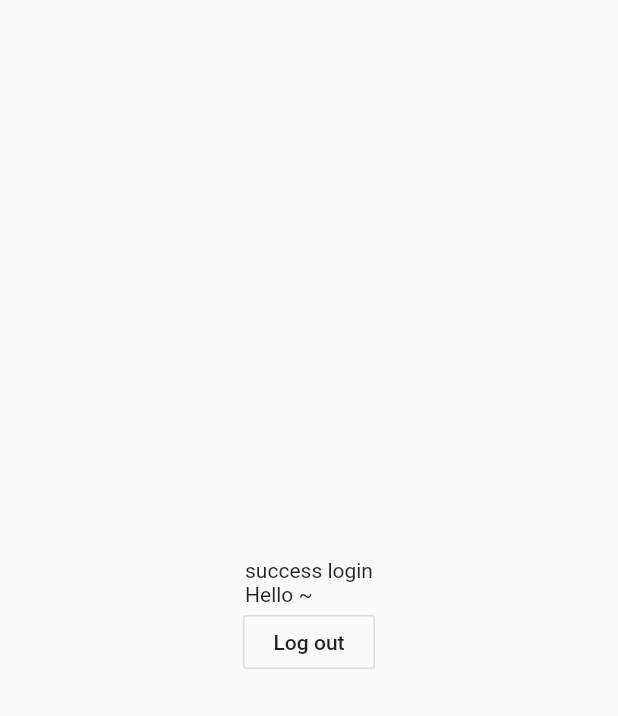
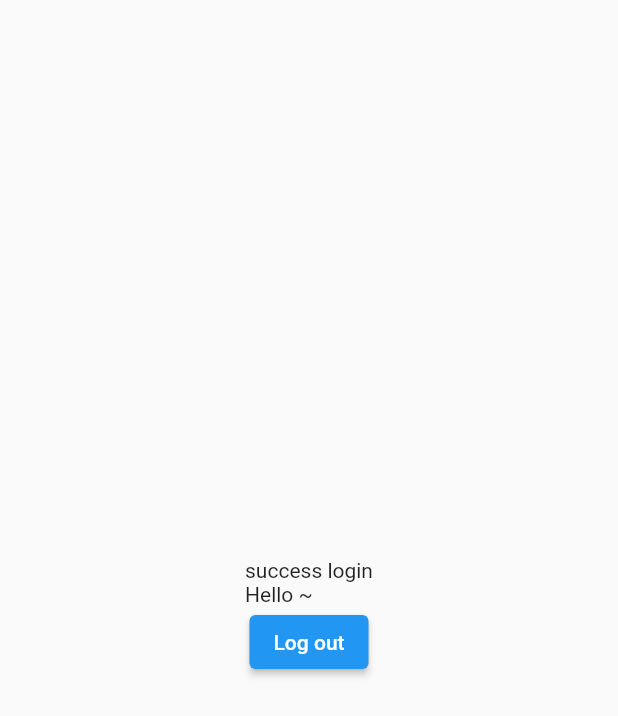
Before and after one commit to harangcorp/harang-flutter, a Flutter app: the screen it shows once a user with an empty profile is signed in, after a tap on "Log out", on a phone screen of 412 x 824 dp. Shown: the top 716 px of the screen. Run offline on Flutter 3.47's test engine with Material 2 defaults, Android fonts, the phone set to English and light mode, and no system bars; our stand-ins replace dio, firebase_auth, firebase_core, flutter_svg, get, google_sign_in; accounts and stored records are empty.

Commit message:
Fix: project structure

```diff
--- a/lib/main.dart
+++ b/lib/main.dart
@@ -1,7 +1,7 @@
 import 'package:flutter/material.dart';
 import 'package:get/get.dart';
-import 'package:harang/app.dart';
-import 'server.dart';
+import 'file:///C:/Users/225wh/Documents/workspace/flutter/harang/lib/src/app.dart';
+import 'src/controller/api_controller_nuri.dart';
 void main() {
   runApp(MyApp());
 }
--- a/lib/pages/login.dart
+++ /dev/null
@@ -1,38 +0,0 @@
-import 'package:firebase_auth/firebase_auth.dart';
-import 'package:flutter/material.dart';
-import 'package:google_sign_in/google_sign_in.dart';
-
-class LoginPage extends StatelessWidget {
-
-
-  Future<UserCredential> signInWithGoogle() async {
-    // Trigger the authentication flow
-    final GoogleSignInAccount googleUser = await GoogleSignIn().signIn();
-
-    // Obtain the auth details from the request
-    final GoogleSignInAuthentication googleAuth = await googleUser.authentication;
-
-    // Create a new credential
-    final credential = GoogleAuthProvider.credential(
-      accessToken: googleAuth.accessToken,
-      idToken: googleAuth.idToken,
-    );
-
-    // Once signed in, return the UserCredential
-    return await FirebaseAuth.instance.signInWithCredential(credential);
-  }
-
-  @override
-  Widget build(BuildContext context) {
-    return Scaffold(
-      body: Center(
-        child: Column(
-          mainAxisAlignment: MainAxisAlignment.center,
-          children: [
-            TextButton(onPressed: signInWithGoogle , child: Text("Google Login"),)
-          ],
-        ),
-      ),
-    );
-  }
-}
--- a/lib/app.dart
+++ b/lib/src/app.dart
@@ -1,6 +1,6 @@
 import 'package:firebase_core/firebase_core.dart';
 import 'package:flutter/material.dart';
-import 'package:harang/pages/home.dart';
+import 'package:harang/src/pages/home.dart';
 
 class App extends StatelessWidget {
   @override
--- a/lib/server.dart
+++ b/lib/src/controller/api_controller_nuri.dart
@@ -1,7 +1,7 @@
 import 'dart:convert';
-
 import 'package:dio/dio.dart';
 import 'package:get/get_rx/get_rx.dart';
+
 const _API_PREFIX = 'https://suth1jsg3l.execute-api.ap-northeast-2.amazonaws.com/production/run';
 
 const _test_code = '꾸러미 "유용한 함수들.nuri"\n동사 [ㄱ]을 [ㄴ]으로 나누다: [ㄱ] / [ㄴ]\n10을 5로 나누고 보여주다';
--- a/lib/pages/home.dart
+++ b/lib/src/pages/home.dart
@@ -1,7 +1,7 @@
 import 'package:firebase_auth/firebase_auth.dart';
 import 'package:firebase_core/firebase_core.dart';
 import 'package:flutter/material.dart';
-import 'package:harang/pages/login.dart';
+import 'package:harang/src/pages/login.dart';
 
 //로그인 상태 확인 페이지
 
@@ -19,7 +19,7 @@ class Home extends StatelessWidget {
               mainAxisAlignment: MainAxisAlignment.center,
               children: [
                 Text("success login\nHello ~ ${snapshot.data.displayName}"),
-                OutlineButton(onPressed: FirebaseAuth.instance.signOut ,child: Text("Log out"),)
+                ElevatedButton(onPressed: FirebaseAuth.instance.signOut ,child: Text("Log out"),)
               ],
             ));
           }
--- /dev/null
+++ b/lib/src/pages/login.dart
@@ -0,0 +1,86 @@
+import 'package:firebase_auth/firebase_auth.dart';
+import 'package:flutter/material.dart';
+import 'package:get/get.dart';
+import 'package:google_sign_in/google_sign_in.dart';
+import 'package:flutter_svg/svg.dart';
+
+class LoginPage extends StatelessWidget {
+
+  Future<UserCredential> _signInWithGoogle() async {
+    // Trigger the authentication flow
+    final GoogleSignInAccount googleUser = await GoogleSignIn().signIn();
+
+    // Obtain the auth details from the request
+    final GoogleSignInAuthentication googleAuth = await googleUser.authentication;
+
+    // Create a new credential
+    final credential = GoogleAuthProvider.credential(
+      accessToken: googleAuth.accessToken,
+      idToken: googleAuth.idToken,
+    );
+
+    // Once signed in, return the UserCredential
+    return await FirebaseAuth.instance.signInWithCredential(credential);
+  }
+
+  @override
+  Widget build(BuildContext context) {
+    final _height = MediaQuery.of(context).size.height;
+    final _width = MediaQuery.of(context).size.width;
+    return Scaffold(
+      body: Center(
+        child: Column(
+          mainAxisAlignment: MainAxisAlignment.spaceBetween,
+          children: [
+            Container(
+              height: _height * 0.3,
+              width: double.infinity,
+              decoration: BoxDecoration(
+                gradient: LinearGradient(
+                  begin: Alignment.topLeft,
+                  end: Alignment(1,1.2), // 10% of the width, so there are ten blinds.
+                  stops: [0.1, 0.2, 0.4, 0.6, 0.8, 2],
+                  colors: const <Color>[Color(0xff9896F1), Color(0xffBE99F4),Color(0xffD59BF6),Color(0xffE2A7F3),Color(0xffEDB1F1),Color(0xffEDD5EF)], // red to yellow
+                  tileMode: TileMode.decal, // repeats the gradient over the canvas
+                )
+              ),
+              child: Stack(
+                children: [
+                  Positioned(
+                      child: Image.asset('assets/images/login_man.png', width: _width* 0.8,)
+                    ,bottom: 0,
+                    right: _width*0.1,
+                  ),
+                  Positioned(
+                      top: 10,
+                      right: _width * 0.2,
+                      child: Image.asset('assets/images/cloud.png',height: 60,)),
+                  Positioned(
+                      top: 20,
+                      right: _width * 0.7,
+                      child: Image.asset('assets/images/cloud.png',height: 50,)),
+                  Positioned(
+                      top: 80,
+                      left: -10,
+                      child: Image.asset('assets/images/cloud.png',height: 70,)),
+                  Positioned(
+                      bottom: 50,
+                      right: _width * 0.05,
+                      child: Image.asset('assets/images/cloud.png',height: 50,))
+                ],
+              ),
+
+            ),
+            Image.asset('assets/images/logo.png', height: _height * 0.1,),
+            Text('한글이 만드는 코딩'),
+            Text('하랑'),
+            Text('하랑은 어린이 코딩 교육 플랫폼입니다.\n한글을 이용해 코딩을 재미있게 배워봐요!'),
+            ElevatedButton.icon(onPressed: (){}, icon: SvgPicture.asset('assets/images/kakaoIcon.svg', height: 20,), label: Text('Kakao 계정으로 로그인'),),
+            ElevatedButton.icon(onPressed: _signInWithGoogle, icon: SvgPicture.asset('assets/images/googleIcon.svg', height: 20,), label: Text('Google 계정으로 로그인'),),
+            Text("COPYRIGHT ⓒ 2021. ICELUNA. All rights reserved.")
+          ],
+        ),
+      ),
+    );
+  }
+}
```
Also changed, not shown: pubspec.yaml (+6 -5 lines), assets/images/cloud.png (added), assets/images/googleIcon.svg (added), assets/images/kakaoIcon.svg (added), assets/images/login_man.png (added), assets/images/logo.png (added), pubspec.lock.
